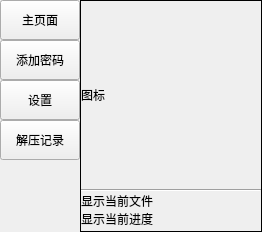
The window that ui 原文件.ui (PPJUST/OnlyUnzip) describes before a commit, drawn with Qt 5.
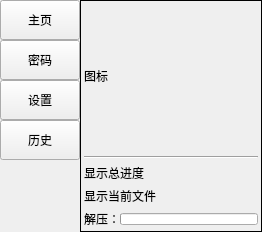
The same window after the commit. The open tabs and pages were chosen to show the change.

Commit message: 1.解压时显示解压进度 2.优化ui布局 3.优化更新ui的信号传递

What changed in the file:
```diff
--- a/ui 原文件.ui
+++ b/ui 原文件.ui
@@ -35,11 +35,17 @@
     </property>
     <item>
      <layout class="QVBoxLayout" name="verticalLayout_7">
+      <property name="spacing">
+       <number>0</number>
+      </property>
       <item>
        <layout class="QVBoxLayout" name="verticalLayout_6">
         <property name="spacing">
          <number>0</number>
         </property>
+        <property name="sizeConstraint">
+         <enum>QLayout::SetDefaultConstraint</enum>
+        </property>
         <item>
          <widget class="QPushButton" name="button_page_main">
           <property name="minimumSize">
@@ -55,7 +61,7 @@
            </size>
           </property>
           <property name="text">
-           <string>主页面</string>
+           <string>主页</string>
           </property>
           <property name="autoRepeat">
            <bool>false</bool>
@@ -89,7 +95,7 @@
            </size>
           </property>
           <property name="text">
-           <string>添加密码</string>
+           <string>密码</string>
           </property>
           <attribute name="buttonGroup">
            <string notr="true">buttonGroup</string>
@@ -133,7 +139,7 @@
            </size>
           </property>
           <property name="text">
-           <string>解压记录</string>
+           <string>历史</string>
           </property>
           <attribute name="buttonGroup">
            <string notr="true">buttonGroup</string>
@@ -172,18 +178,18 @@
        <property name="acceptDrops">
         <bool>false</bool>
        </property>
-       <layout class="QVBoxLayout" name="verticalLayout_3" stretch="3,0,0">
+       <layout class="QVBoxLayout" name="verticalLayout_2" stretch="1,0,0,0,0">
         <property name="spacing">
-         <number>0</number>
+         <number>5</number>
         </property>
         <property name="leftMargin">
-         <number>0</number>
+         <number>3</number>
         </property>
         <property name="topMargin">
          <number>0</number>
         </property>
         <property name="rightMargin">
-         <number>0</number>
+         <number>3</number>
         </property>
         <property name="bottomMargin">
          <number>3</number>
@@ -212,37 +218,141 @@
          </widget>
         </item>
         <item>
-         <layout class="QVBoxLayout" name="verticalLayout_2">
-          <property name="spacing">
-           <number>0</number>
+         <widget class="QLabel" name="label_schedule_file">
+          <property name="text">
+           <string>显示总进度</string>
           </property>
-          <item>
-           <widget class="QLabel" name="label_current_file">
-            <property name="maximumSize">
-             <size>
-              <width>16777215</width>
-              <height>36</height>
-             </size>
+          <property name="wordWrap">
+           <bool>true</bool>
+          </property>
+         </widget>
+        </item>
+        <item>
+         <widget class="QLabel" name="label_current_file">
+          <property name="maximumSize">
+           <size>
+            <width>16777215</width>
+            <height>24</height>
+           </size>
+          </property>
+          <property name="text">
+           <string>显示当前文件</string>
+          </property>
+          <property name="wordWrap">
+           <bool>true</bool>
+          </property>
+         </widget>
+        </item>
+        <item>
+         <widget class="QStackedWidget" name="stackedWidget_schedule">
+          <property name="currentIndex">
+           <number>2</number>
+          </property>
+          <widget class="QWidget" name="page_info">
+           <layout class="QHBoxLayout" name="horizontalLayout_5">
+            <property name="spacing">
+             <number>0</number>
             </property>
-            <property name="text">
-             <string>显示当前文件</string>
+            <property name="leftMargin">
+             <number>0</number>
             </property>
-            <property name="wordWrap">
-             <bool>true</bool>
+            <property name="topMargin">
+             <number>0</number>
             </property>
-           </widget>
-          </item>
-          <item>
-           <widget class="QLabel" name="label_schedule">
-            <property name="text">
-             <string>显示当前进度</string>
+            <property name="rightMargin">
+             <number>0</number>
             </property>
-            <property name="wordWrap">
-             <bool>true</bool>
+            <property name="bottomMargin">
+             <number>0</number>
             </property>
-           </widget>
-          </item>
-         </layout>
+            <item>
+             <widget class="QLabel" name="label_schedule_finish">
+              <property name="text">
+               <string>当前状态</string>
+              </property>
+             </widget>
+            </item>
+           </layout>
+          </widget>
+          <widget class="QWidget" name="page_test">
+           <layout class="QHBoxLayout" name="horizontalLayout_3" stretch="0,1">
+            <property name="spacing">
+             <number>0</number>
+            </property>
+            <property name="leftMargin">
+             <number>0</number>
+            </property>
+            <property name="topMargin">
+             <number>0</number>
+            </property>
+            <property name="rightMargin">
+             <number>0</number>
+            </property>
+            <property name="bottomMargin">
+             <number>0</number>
+            </property>
+            <item>
+             <widget class="QLabel" name="label_2">
+              <property name="text">
+               <string>测试密码：</string>
+              </property>
+             </widget>
+            </item>
+            <item>
+             <widget class="QLabel" name="label_schedule_test">
+              <property name="text">
+               <string>0/0</string>
+              </property>
+             </widget>
+            </item>
+           </layout>
+          </widget>
+          <widget class="QWidget" name="page_unzip">
+           <layout class="QHBoxLayout" name="horizontalLayout_4" stretch="0,1">
+            <property name="spacing">
+             <number>0</number>
+            </property>
+            <property name="leftMargin">
+             <number>0</number>
+            </property>
+            <property name="topMargin">
+             <number>0</number>
+            </property>
+            <property name="rightMargin">
+             <number>0</number>
+            </property>
+            <property name="bottomMargin">
+             <number>0</number>
+            </property>
+            <item>
+             <widget class="QLabel" name="label_3">
+              <property name="text">
+               <string>解压：</string>
+              </property>
+             </widget>
+            </item>
+            <item>
+             <widget class="QProgressBar" name="progressBar_unzip">
+              <property name="maximumSize">
+               <size>
+                <width>16777215</width>
+                <height>12</height>
+               </size>
+              </property>
+              <property name="styleSheet">
+               <string notr="true"/>
+              </property>
+              <property name="value">
+               <number>0</number>
+              </property>
+              <property name="textVisible">
+               <bool>false</bool>
+              </property>
+             </widget>
+            </item>
+           </layout>
+          </widget>
+         </widget>
         </item>
        </layout>
       </widget>
```
Left out of the diff: 16 changed lines with no effect on the pictures. The commit also changes 3 other files.
